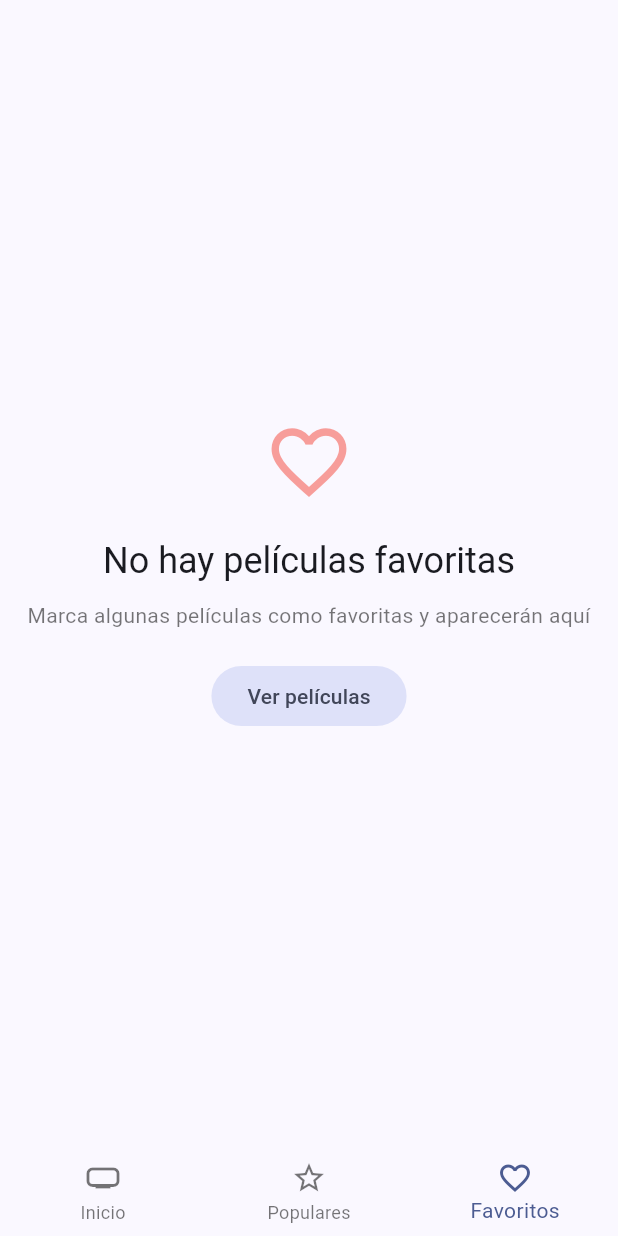
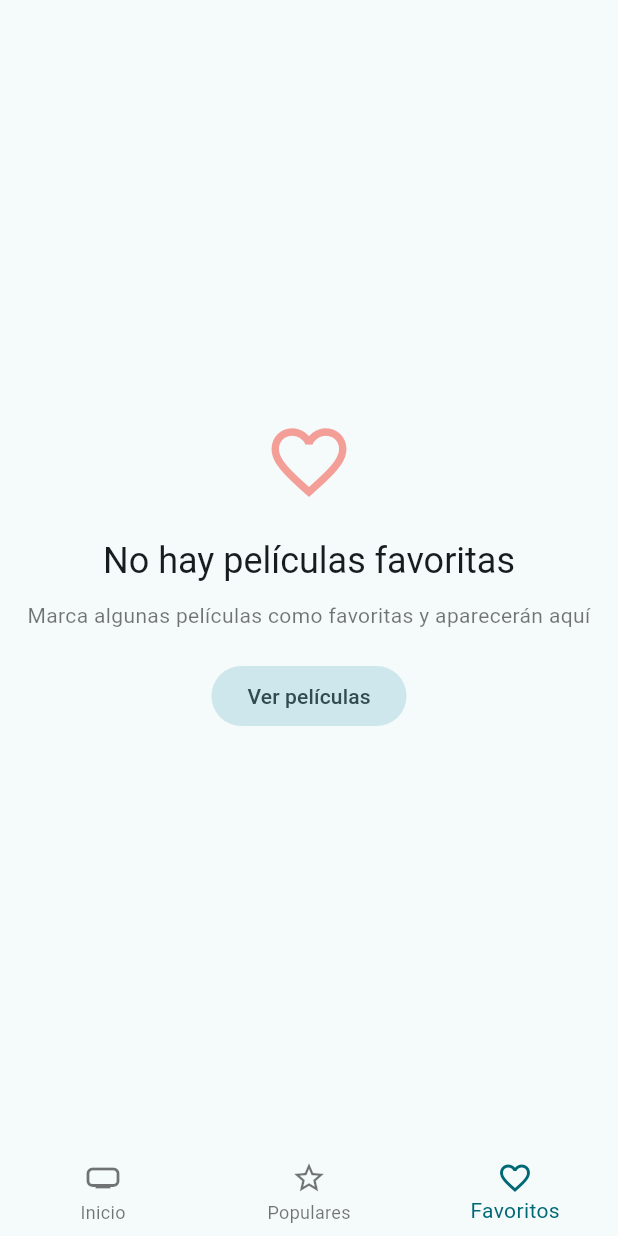
Before and after one commit to afperdomo2/cinemapedia, a Flutter app: the screen it shows after launch, item 3 of the bottom bar chosen, on a phone screen of 412 x 824 dp. Run offline on Flutter 3.47's test engine with Material 3 defaults, Android fonts, the phone set to English and light mode, and no system bars; our stand-ins replace animate_do, card_swiper, dio, flutter_dotenv, flutter_riverpod, go_router and 2 more; accounts and stored records are empty; generated files the repository leaves out were written again; network calls fail.

Commit message:
Feat: Mejora la navegación y el tema de la aplicación, ajustando colores y eliminando referencias innecesarias a películas populares

```diff
--- a/lib/common/widgets/scaffold_with_bottom_navbar.dart
+++ b/lib/common/widgets/scaffold_with_bottom_navbar.dart
@@ -12,11 +12,14 @@ class ScaffoldWithBottomNavBar extends StatelessWidget {
 
   @override
   Widget build(BuildContext context) {
+    final colors = Theme.of(context).colorScheme;
+
     return Scaffold(
       body: navigationShell,
       bottomNavigationBar: BottomNavigationBar(
         elevation: 0,
         currentIndex: navigationShell.currentIndex,
+        selectedItemColor: colors.primary,
         onTap: (index) => _onTap(context, index),
         items: const [
           BottomNavigationBarItem(label: 'Inicio', icon: Icon(Icons.home_max)),
--- a/lib/config/theme/app_theme.dart
+++ b/lib/config/theme/app_theme.dart
@@ -3,7 +3,7 @@ import 'package:flutter/material.dart';
 class AppTheme {
   ThemeData get theme {
     return ThemeData(
-      colorSchemeSeed: const Color(0xFF2862F5),
+      colorSchemeSeed: Colors.white,
     );
   }
 }
--- a/lib/data/models/tmdb/movie_details_tmdb_response.dart
+++ b/lib/data/models/tmdb/movie_details_tmdb_response.dart
@@ -6,7 +6,7 @@ class MovieDetailsTMDbResponse {
   final List<Genre> genres;
   final String homepage;
   final int id;
-  final String imdbId;
+  final String? imdbId;
   final List<String> originCountry;
   final String originalLanguage;
   final String originalTitle;
--- a/lib/features/movie_details/widgets/movie_videos.dart
+++ b/lib/features/movie_details/widgets/movie_videos.dart
@@ -11,7 +11,7 @@ class MovieVideos extends StatelessWidget {
   @override
   Widget build(BuildContext context) {
     if (videos.isEmpty) {
-      return const Center(child: Text('No hay videos disponibles'));
+      return const SizedBox.shrink();
     }
 
     return Column(
```
Also changed, not shown: lib/features/home/screens/home_screen.dart (+1 -7 lines), lib/features/movie_details/screens/movie_details_screen.dart (+9 -1 lines).
